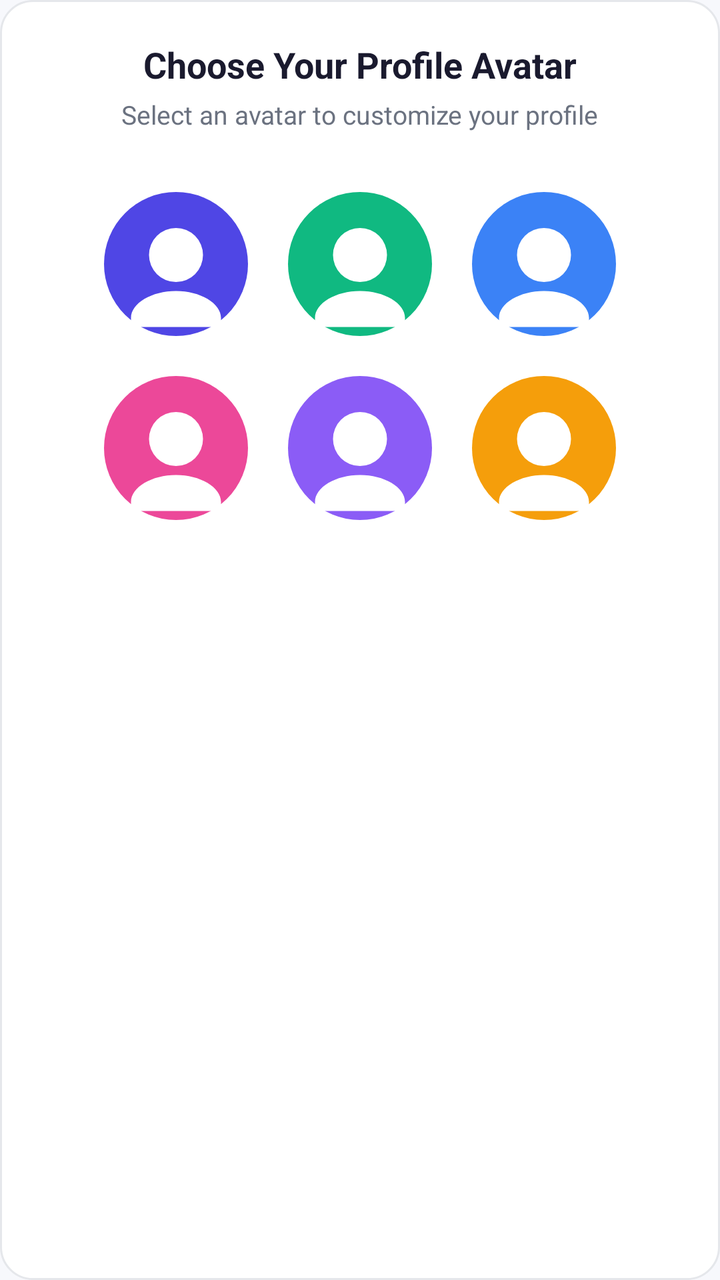
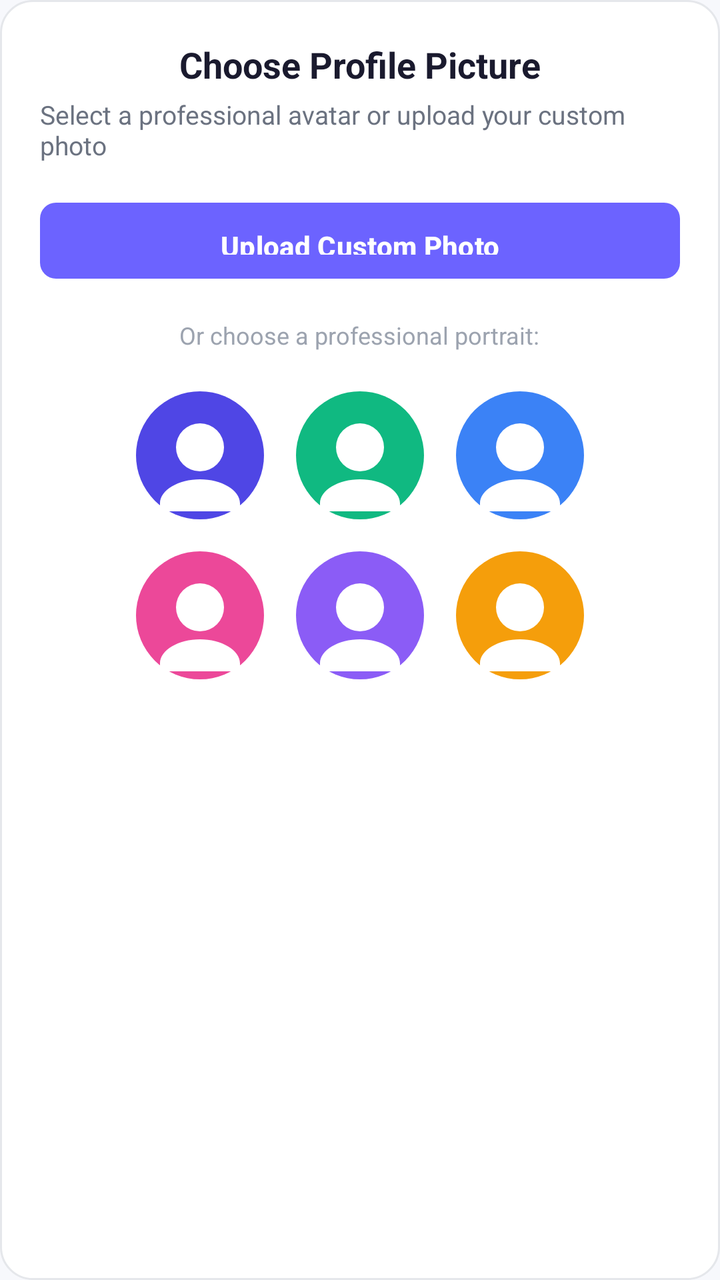

Before-and-after screenshots of an Android layout around one commit, followed by the original layout XML and the change that was made.
<!-- AndroidManifest.xml: application theme Theme.SkillBarter -->
<!-- res/layout/dialog_avatar_picker.xml -->
<?xml version="1.0" encoding="utf-8"?>
<LinearLayout xmlns:android="http://schemas.android.com/apk/res/android"
    android:layout_width="match_parent"
    android:layout_height="wrap_content"
    android:background="@drawable/bg_rounded_card"
    android:orientation="vertical"
    android:padding="20dp">

    <TextView
        android:layout_width="wrap_content"
        android:layout_height="wrap_content"
        android:layout_gravity="center_horizontal"
        android:text="Choose Your Profile Avatar"
        android:textColor="@color/text_primary"
        android:textSize="18sp"
        android:textStyle="bold" />

    <TextView
        android:layout_width="wrap_content"
        android:layout_height="wrap_content"
        android:layout_gravity="center_horizontal"
        android:layout_marginTop="4dp"
        android:text="Select an avatar to customize your profile"
        android:textColor="@color/text_secondary"
        android:textSize="13sp" />

    <GridLayout
        android:layout_width="wrap_content"
        android:layout_height="wrap_content"
        android:layout_gravity="center_horizontal"
        android:layout_marginTop="20dp"
        android:columnCount="3"
        android:rowCount="2">

        <ImageView
            android:id="@+id/ivAvatar1"
            android:layout_width="72dp"
            android:layout_height="72dp"
            android:layout_margin="10dp"
            android:background="?android:attr/selectableItemBackgroundBorderless"
            android:src="@drawable/avatar_1" />

        <ImageView
            android:id="@+id/ivAvatar2"
            android:layout_width="72dp"
            android:layout_height="72dp"
            android:layout_margin="10dp"
            android:background="?android:attr/selectableItemBackgroundBorderless"
            android:src="@drawable/avatar_2" />

        <ImageView
            android:id="@+id/ivAvatar3"
            android:layout_width="72dp"
            android:layout_height="72dp"
            android:layout_margin="10dp"
            android:background="?android:attr/selectableItemBackgroundBorderless"
            android:src="@drawable/avatar_3" />

        <ImageView
            android:id="@+id/ivAvatar4"
            android:layout_width="72dp"
            android:layout_height="72dp"
            android:layout_margin="10dp"
            android:background="?android:attr/selectableItemBackgroundBorderless"
            android:src="@drawable/avatar_4" />

        <ImageView
            android:id="@+id/ivAvatar5"
            android:layout_width="72dp"
            android:layout_height="72dp"
            android:layout_margin="10dp"
            android:background="?android:attr/selectableItemBackgroundBorderless"
            android:src="@drawable/avatar_5" />

        <ImageView
            android:id="@+id/ivAvatar6"
            android:layout_width="72dp"
            android:layout_height="72dp"
            android:layout_margin="10dp"
            android:background="?android:attr/selectableItemBackgroundBorderless"
            android:src="@drawable/avatar_6" />

    </GridLayout>

</LinearLayout>
<!-- resources referenced by this layout -->
<resources>
  <color name="text_primary">#1A1A2E</color>
  <color name="text_secondary">#6B7280</color>
  <!-- drawable avatar_2 (drawable) -->
  <vector xmlns:android="http://schemas.android.com/apk/res/android"
      android:width="64dp"
      android:height="64dp"
      android:viewportWidth="64"
      android:viewportHeight="64">
    <path
        android:fillColor="#10B981"
        android:pathData="M32,0A32,32 0,1 1,0,32 32,32 0,0 1,32,0Z"/>
    <path
        android:fillColor="#FFFFFF"
        android:pathData="M32,16A12,12 0,1 0,44,28 12,12 0,0 0,32,16ZM32,44C21.33,44 12,49.33 12,56V60H52V56C52,49.33 42.67,44 32,44Z"/>
  </vector>
  <!-- drawable avatar_3 (drawable) -->
  <vector xmlns:android="http://schemas.android.com/apk/res/android"
      android:width="64dp"
      android:height="64dp"
      android:viewportWidth="64"
      android:viewportHeight="64">
    <path
        android:fillColor="#3B82F6"
        android:pathData="M32,0A32,32 0,1 1,0,32 32,32 0,0 1,32,0Z"/>
    <path
        android:fillColor="#FFFFFF"
        android:pathData="M32,16A12,12 0,1 0,44,28 12,12 0,0 0,32,16ZM32,44C21.33,44 12,49.33 12,56V60H52V56C52,49.33 42.67,44 32,44Z"/>
  </vector>
  <!-- drawable avatar_4 (drawable) -->
  <vector xmlns:android="http://schemas.android.com/apk/res/android"
      android:width="64dp"
      android:height="64dp"
      android:viewportWidth="64"
      android:viewportHeight="64">
    <path
        android:fillColor="#EC4899"
        android:pathData="M32,0A32,32 0,1 1,0,32 32,32 0,0 1,32,0Z"/>
    <path
        android:fillColor="#FFFFFF"
        android:pathData="M32,16A12,12 0,1 0,44,28 12,12 0,0 0,32,16ZM32,44C21.33,44 12,49.33 12,56V60H52V56C52,49.33 42.67,44 32,44Z"/>
  </vector>
  <!-- drawable avatar_5 (drawable) -->
  <vector xmlns:android="http://schemas.android.com/apk/res/android"
      android:width="64dp"
      android:height="64dp"
      android:viewportWidth="64"
      android:viewportHeight="64">
    <path
        android:fillColor="#8B5CF6"
        android:pathData="M32,0A32,32 0,1 1,0,32 32,32 0,0 1,32,0Z"/>
    <path
        android:fillColor="#FFFFFF"
        android:pathData="M32,16A12,12 0,1 0,44,28 12,12 0,0 0,32,16ZM32,44C21.33,44 12,49.33 12,56V60H52V56C52,49.33 42.67,44 32,44Z"/>
  </vector>
  <!-- drawable avatar_6 (drawable) -->
  <vector xmlns:android="http://schemas.android.com/apk/res/android"
      android:width="64dp"
      android:height="64dp"
      android:viewportWidth="64"
      android:viewportHeight="64">
    <path
        android:fillColor="#F59E0B"
        android:pathData="M32,0A32,32 0,1 1,0,32 32,32 0,0 1,32,0Z"/>
    <path
        android:fillColor="#FFFFFF"
        android:pathData="M32,16A12,12 0,1 0,44,28 12,12 0,0 0,32,16ZM32,44C21.33,44 12,49.33 12,56V60H52V56C52,49.33 42.67,44 32,44Z"/>
  </vector>
  <!-- drawable bg_rounded_card (drawable) -->
  <?xml version="1.0" encoding="utf-8"?>
  <shape xmlns:android="http://schemas.android.com/apk/res/android"
      android:shape="rectangle">
      <solid android:color="@color/surface_white" />
      <corners android:radius="16dp" />
      <stroke android:width="1dp" android:color="@color/divider_color" />
  </shape>
  <style name="Theme.SkillBarter" parent="Base.Theme.SkillBarter" />
  <color name="surface_white">#FFFFFF</color>
  <color name="divider_color">#E5E7EB</color>
  <color name="primary">#6C63FF</color>
  <color name="white">#FFFFFF</color>
  <color name="primary_light">#EEF0FF</color>
  <color name="bg_light">#F7F8FC</color>
  <!-- unchanged entries left out for length: 2 -->
</resources>

<!-- the commit's change to res/layout/dialog_avatar_picker.xml (unified diff, before → after) -->
@@ -10,7 +10,7 @@
         android:layout_width="wrap_content"
         android:layout_height="wrap_content"
         android:layout_gravity="center_horizontal"
-        android:text="Choose Your Profile Avatar"
+        android:text="Choose Profile Picture"
         android:textColor="@color/text_primary"
         android:textSize="18sp"
         android:textStyle="bold" />
@@ -20,63 +20,81 @@
         android:layout_height="wrap_content"
         android:layout_gravity="center_horizontal"
         android:layout_marginTop="4dp"
-        android:text="Select an avatar to customize your profile"
+        android:text="Select a professional avatar or upload your custom photo"
         android:textColor="@color/text_secondary"
         android:textSize="13sp" />
+
+    <Button
+        android:id="@+id/btnUploadCustomPhoto"
+        style="@style/Widget.SkillBarter.Button"
+        android:layout_width="match_parent"
+        android:layout_height="46dp"
+        android:layout_marginTop="16dp"
+        android:text="Upload Custom Photo"
+        android:textSize="14sp" />
+
+    <TextView
+        android:layout_width="wrap_content"
+        android:layout_height="wrap_content"
+        android:layout_gravity="center_horizontal"
+        android:layout_marginTop="16dp"
+        android:text="Or choose a professional portrait:"
+        android:textColor="@color/text_muted"
+        android:textSize="12sp" />
 
     <GridLayout
         android:layout_width="wrap_content"
         android:layout_height="wrap_content"
         android:layout_gravity="center_horizontal"
-        android:layout_marginTop="20dp"
+        android:layout_marginTop="12dp"
         android:columnCount="3"
         android:rowCount="2">
 
         <ImageView
             android:id="@+id/ivAvatar1"
-            android:layout_width="72dp"
-            android:layout_height="72dp"
-            android:layout_margin="10dp"
+            android:layout_width="64dp"
+            android:layout_height="64dp"
+            android:layout_margin="8dp"
             android:background="?android:attr/selectableItemBackgroundBorderless"
             android:src="@drawable/avatar_1" />
 
         <ImageView
             android:id="@+id/ivAvatar2"
-            android:layout_width="72dp"
-            android:layout_height="72dp"
-            android:layout_margin="10dp"
+            android:layout_width="64dp"
+            android:layout_height="64dp"
+            android:layout_margin="8dp"
             android:background="?android:attr/selectableItemBackgroundBorderless"
             android:src="@drawable/avatar_2" />
 
         <ImageView
             android:id="@+id/ivAvatar3"
-            android:layout_width="72dp"
-            android:layout_height="72dp"
-            android:layout_margin="10dp"
+            android:layout_width="64dp"
+            android:layout_height="64dp"
+            android:layout_margin="8dp"
             android:background="?android:attr/selectableItemBackgroundBorderless"
             android:src="@drawable/avatar_3" />
 
         <ImageView
             android:id="@+id/ivAvatar4"
-            android:layout_width="72dp"
-            android:layout_height="72dp"
-            android:layout_margin="10dp"
+            android:layout_width="64dp"
+            android:layout_height="64dp"
+            android:layout_margin="8dp"
             android:background="?android:attr/selectableItemBackgroundBorderless"
             android:src="@drawable/avatar_4" />
 
         <ImageView
             android:id="@+id/ivAvatar5"
-            android:layout_width="72dp"
-            android:layout_height="72dp"
-            android:layout_margin="10dp"
+            android:layout_width="64dp"
+            android:layout_height="64dp"
+            android:layout_margin="8dp"
             android:background="?android:attr/selectableItemBackgroundBorderless"
             android:src="@drawable/avatar_5" />
 
         <ImageView
             android:id="@+id/ivAvatar6"
-            android:layout_width="72dp"
-            android:layout_height="72dp"
-            android:layout_margin="10dp"
+            android:layout_width="64dp"
+            android:layout_height="64dp"
+            android:layout_margin="8dp"
             android:background="?android:attr/selectableItemBackgroundBorderless"
             android:src="@drawable/avatar_6" />
 
<!-- resource entries referenced after the edit -->
@@ -1,5 +1,6 @@
 <!-- resources referenced by this layout -->
 <resources>
+  <color name="text_muted">#9CA3AF</color>
   <color name="text_primary">#1A1A2E</color>
   <color name="text_secondary">#6B7280</color>
   <!-- drawable avatar_2 (drawable) -->
@@ -75,6 +76,15 @@
       <corners android:radius="16dp" />
       <stroke android:width="1dp" android:color="@color/divider_color" />
   </shape>
+  <style name="Widget.SkillBarter.Button" parent="Widget.Material3.Button">
+          <item name="backgroundTint">@color/primary</item>
+          <item name="android:textColor">@color/white</item>
+          <item name="cornerRadius">8dp</item>
+          <item name="android:paddingTop">12dp</item>
+          <item name="android:paddingBottom">12dp</item>
+          <item name="android:textStyle">bold</item>
+          <item name="android:textSize">14sp</item>
+      </style>
   <style name="Theme.SkillBarter" parent="Base.Theme.SkillBarter" />
   <color name="surface_white">#FFFFFF</color>
   <color name="divider_color">#E5E7EB</color>
